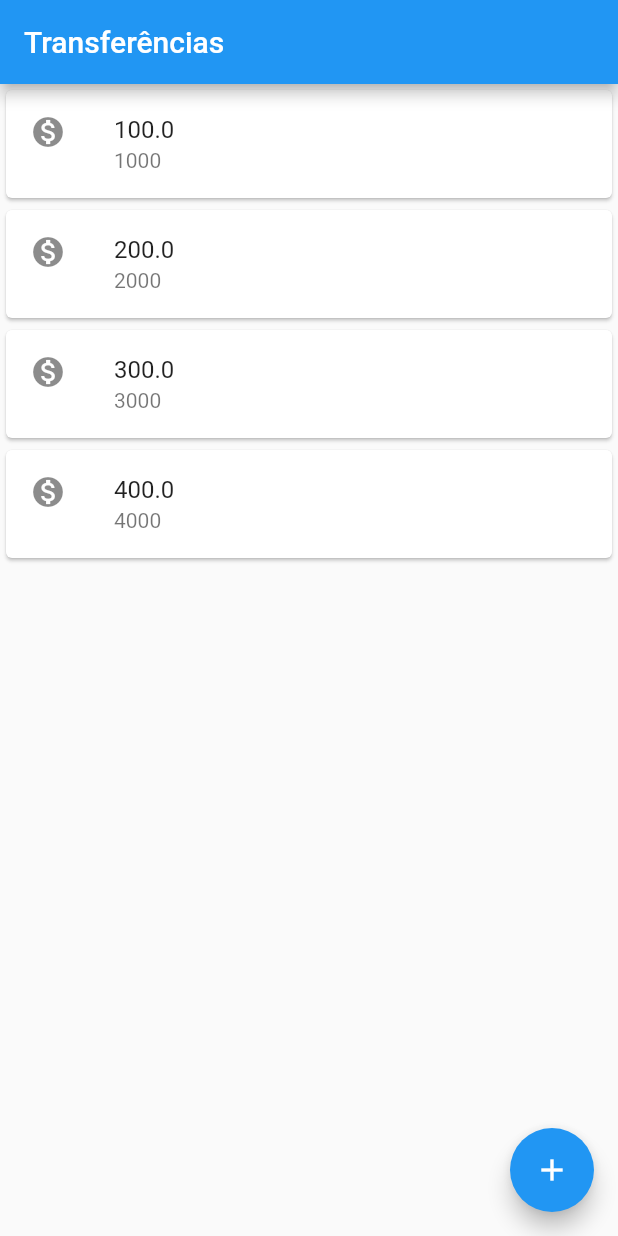
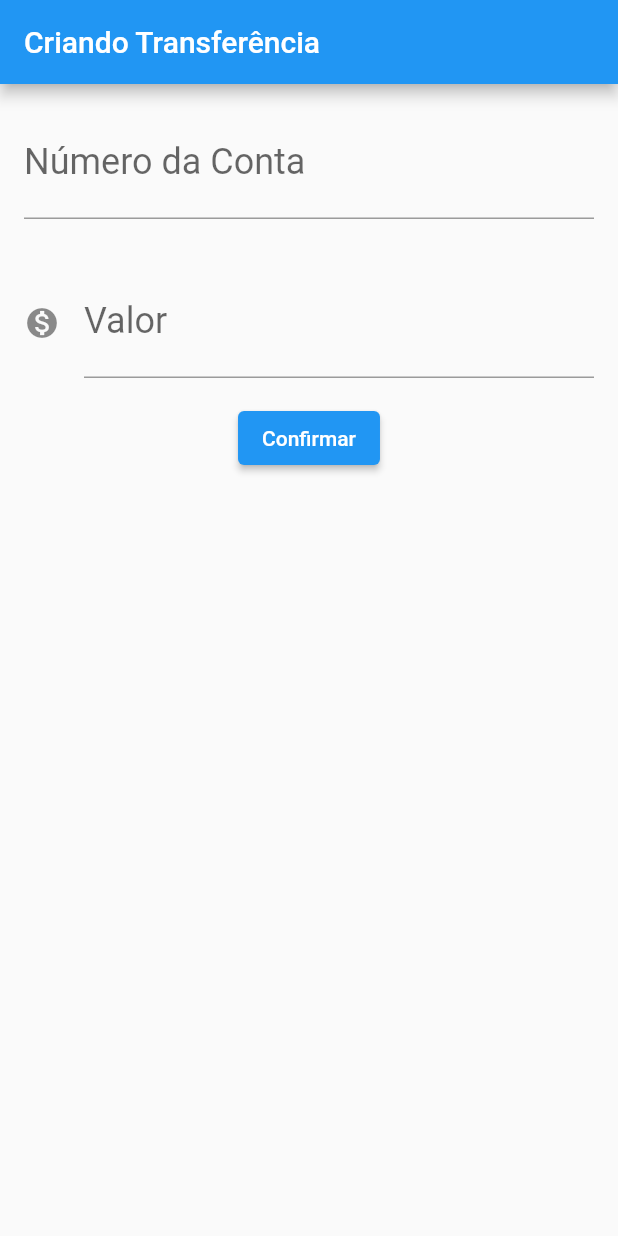
Before and after one commit to EduardTeixeira/flutter_bytebank, a Flutter app: the screen it shows after launch, on a phone screen of 412 x 824 dp. Run offline on Flutter 3.47's test engine with Material 2 defaults, Android fonts, the phone set to English and light mode, and no system bars.

Commit message:
criando formulario e refatorando o codigo

```diff
--- a/bytebank/lib/main.dart
+++ b/bytebank/lib/main.dart
@@ -1,30 +1,37 @@
 import 'package:flutter/material.dart';
 
-void main() => runApp(
-      MaterialApp(
+void main() => runApp(BytebankApp());
+
+class BytebankApp extends StatelessWidget {
+  @override
+  Widget build(BuildContext context) {
+    return MaterialApp(
       home: Scaffold(
-          body: ListaTransferencias(),
-          appBar: AppBar(
-            title: Text('Transferências'),
-          ),
-          floatingActionButton: FloatingActionButton(
-            onPressed: () {},
-            child: Icon(Icons.add),
-          ),
-        ),
+        body: FormularioTransferencia(),
       ),
     );
+  }
+}
 
 class ListaTransferencias extends StatelessWidget {
   @override
   Widget build(BuildContext context) {
-    return Column(
+    return Scaffold(
+      appBar: AppBar(
+        title: Text('Transferências'),
+      ),
+      body: Column(
         children: <Widget>[
           ItemTransferencia(Transferencia(100.0, 1000)),
           ItemTransferencia(Transferencia(200.0, 2000)),
           ItemTransferencia(Transferencia(300.0, 3000)),
           ItemTransferencia(Transferencia(400.0, 4000)),
         ],
+      ),
+      floatingActionButton: FloatingActionButton(
+        onPressed: () {},
+        child: Icon(Icons.add),
+      ),
     );
   }
 }
@@ -51,4 +58,76 @@ class Transferencia {
   final int numeroConta;
 
   Transferencia(this.valor, this.numeroConta);
+
+  @override
+  String toString() {
+    return 'Transferência{valor:$valor, numeroConta: $numeroConta}';
   }
+}
+
+class FormularioTransferencia extends StatelessWidget {
+  final TextEditingController _controladorCampoNumeroConta =
+      TextEditingController();
+  final TextEditingController _controladorCampoValor = TextEditingController();
+
+  @override
+  Widget build(BuildContext context) {
+    return Scaffold(
+      appBar: AppBar(
+        title: Text('Criando Transferência'),
+      ),
+      body: Column(
+        children: <Widget>[
+          Padding(
+            padding: const EdgeInsets.all(16.0),
+            child: TextField(
+              controller: _controladorCampoNumeroConta,
+              style: TextStyle(
+                fontSize: 24.0,
+              ),
+              decoration: InputDecoration(
+                labelText: 'Número da Conta',
+                hintText: '0000',
+              ),
+              keyboardType: TextInputType.number,
+            ),
+          ),
+          Padding(
+            padding: const EdgeInsets.all(16.0),
+            child: TextField(
+              controller: _controladorCampoValor,
+              style: TextStyle(
+                fontSize: 24.0,
+              ),
+              decoration: InputDecoration(
+                icon: Icon(Icons.monetization_on),
+                labelText: 'Valor',
+                hintText: '0.00',
+              ),
+              keyboardType: TextInputType.number,
+            ),
+          ),
+          ElevatedButton(
+            child: Text('Confirmar'),
+            onPressed: () {
+              debugPrint('Clicou no confirmar');
+              final int? numeroConta =
+                  int.tryParse(_controladorCampoNumeroConta.text);
+              final double? valor =
+                  double.tryParse(_controladorCampoValor.text);
+              if (numeroConta != null && valor != null) {
+                final transferenciaCriada = Transferencia(valor, numeroConta);
+                debugPrint('$transferenciaCriada');
+                Scaffold.of(context).showSnackBar(
+                  SnackBar(
+                    content: Text('$transferenciaCriada'),
+                  ),
+                );
+              }
+            },
+          ),
+        ],
+      ),
+    );
+  }
+}
```
Also changed, not shown: 1 other file. Lines whose indentation alone changed are shown as unchanged.
